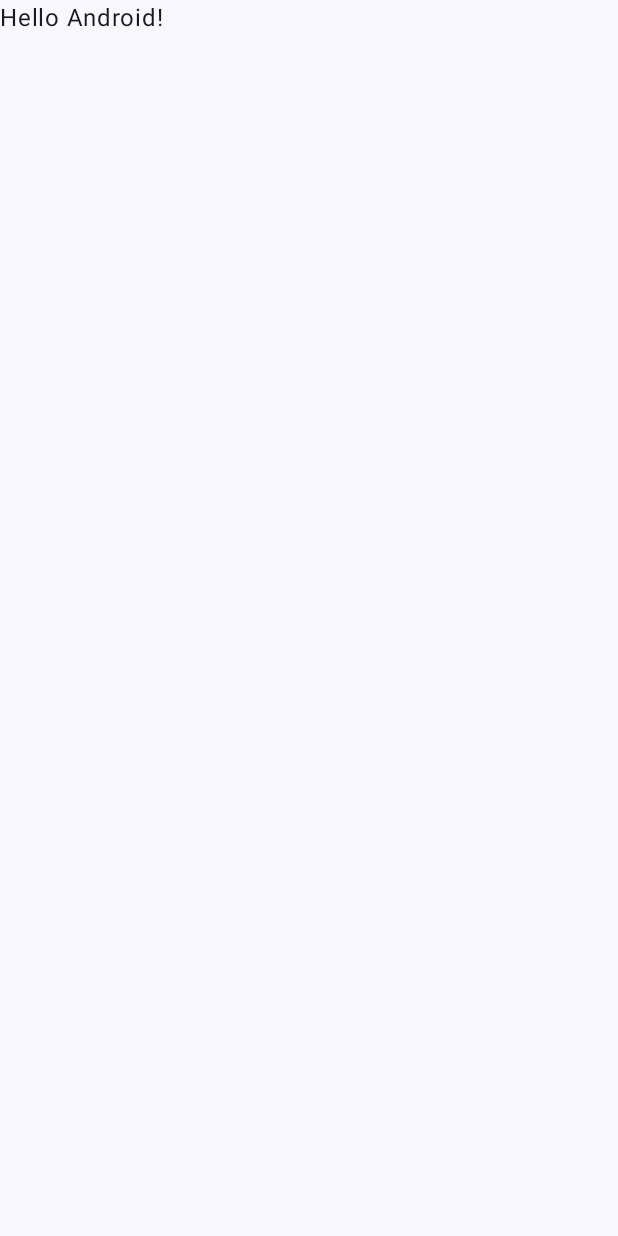
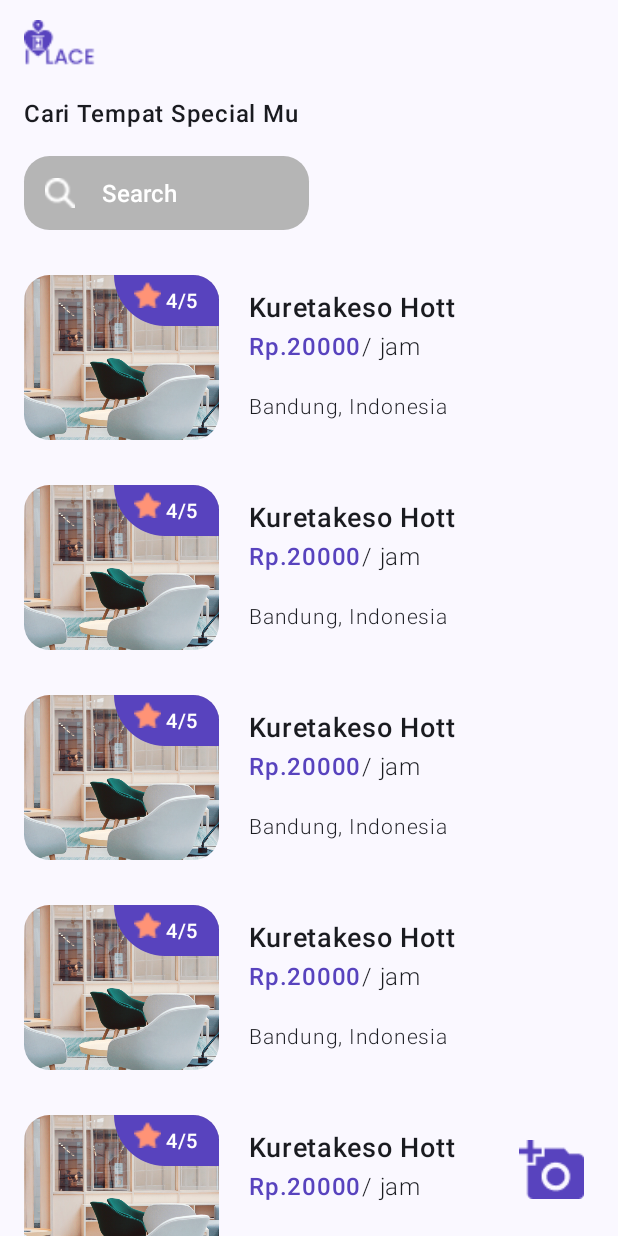
Before and after one commit to MDhafaR/HistoPlace, an Android app built with Jetpack Compose: the screen it shows after launch (MainActivity), on a phone screen of 412 x 824 dp. Before the commit the screen is almost empty. Run offline under Robolectric (Android 15) with nearby library versions, the light colour scheme and no system bars.

Commit message:
membuat tampilan utama aplikasi

```diff
--- a/app/build.gradle.kts
+++ b/app/build.gradle.kts
@@ -59,6 +59,9 @@ dependencies {
     implementation("androidx.compose.ui:ui-graphics")
     implementation("androidx.compose.ui:ui-tooling-preview")
     implementation("androidx.compose.material3:material3")
+
+    implementation("androidx.appcompat:appcompat:1.7.0")
+
     testImplementation("junit:junit:4.13.2")
     androidTestImplementation("androidx.test.ext:junit:1.1.5")
     androidTestImplementation("androidx.test.espresso:espresso-core:3.5.1")
--- a/app/src/main/java/org/d3if3068/assesment3/histoplace/MainActivity.kt
+++ b/app/src/main/java/org/d3if3068/assesment3/histoplace/MainActivity.kt
@@ -10,6 +10,7 @@ import androidx.compose.material3.Text
 import androidx.compose.runtime.Composable
 import androidx.compose.ui.Modifier
 import androidx.compose.ui.tooling.preview.Preview
+import org.d3if3068.assesment3.histoplace.ui.screen.MainScreen
 import org.d3if3068.assesment3.histoplace.ui.theme.HistoPlaceTheme
 
 class MainActivity : ComponentActivity() {
@@ -22,25 +23,9 @@ class MainActivity : ComponentActivity() {
                     modifier = Modifier.fillMaxSize(),
                     color = MaterialTheme.colorScheme.background
                 ) {
-                    Greeting("Android")
+                    MainScreen()
                 }
             }
         }
     }
 }
-
-@Composable
-fun Greeting(name: String, modifier: Modifier = Modifier) {
-    Text(
-        text = "Hello $name!",
-        modifier = modifier
-    )
-}
-
-@Preview(showBackground = true)
-@Composable
-fun GreetingPreview() {
-    HistoPlaceTheme {
-        Greeting("Android")
-    }
-}
--- /dev/null
+++ b/app/src/main/java/org/d3if3068/assesment3/histoplace/ui/screen/MainScreen.kt
@@ -0,0 +1,217 @@
+package org.d3if3068.assesment3.histoplace.ui.screen
+
+import androidx.compose.foundation.Image
+import androidx.compose.foundation.background
+import androidx.compose.foundation.layout.Arrangement
+import androidx.compose.foundation.layout.Box
+import androidx.compose.foundation.layout.Column
+import androidx.compose.foundation.layout.Row
+import androidx.compose.foundation.layout.height
+import androidx.compose.foundation.layout.padding
+import androidx.compose.foundation.layout.size
+import androidx.compose.foundation.layout.width
+import androidx.compose.foundation.lazy.LazyColumn
+import androidx.compose.foundation.shape.RoundedCornerShape
+import androidx.compose.foundation.text.KeyboardOptions
+import androidx.compose.material3.ExperimentalMaterial3Api
+import androidx.compose.material3.Icon
+import androidx.compose.material3.IconButton
+import androidx.compose.material3.Scaffold
+import androidx.compose.material3.Text
+import androidx.compose.material3.TextField
+import androidx.compose.material3.TextFieldDefaults
+import androidx.compose.material3.TopAppBar
+import androidx.compose.material3.TopAppBarDefaults
+import androidx.compose.runtime.Composable
+import androidx.compose.ui.Alignment
+import androidx.compose.ui.Modifier
+import androidx.compose.ui.draw.clip
+import androidx.compose.ui.graphics.Color
+import androidx.compose.ui.res.painterResource
+import androidx.compose.ui.res.stringResource
+import androidx.compose.ui.text.TextStyle
+import androidx.compose.ui.text.font.FontWeight
+import androidx.compose.ui.text.input.ImeAction
+import androidx.compose.ui.tooling.preview.Preview
+import androidx.compose.ui.unit.dp
+import androidx.compose.ui.unit.sp
+import org.d3if3068.assesment3.histoplace.R
+import org.d3if3068.assesment3.histoplace.ui.theme.AbuAbu
+import org.d3if3068.assesment3.histoplace.ui.theme.HistoPlaceTheme
+import org.d3if3068.assesment3.histoplace.ui.theme.WarnaUtama
+
+@OptIn(ExperimentalMaterial3Api::class)
+@Composable
+fun MainScreen() {
+    Scaffold(
+        topBar = {
+            TopAppBar(
+                title = {
+                    Icon(
+                        modifier = Modifier.size(50.dp),
+                        painter = painterResource(id = R.drawable.logo),
+                        contentDescription = "Logo",
+                        tint = WarnaUtama
+                    )
+                },
+                colors = TopAppBarDefaults.mediumTopAppBarColors(
+                    containerColor = Color.Transparent
+                )
+            )
+        },
+        floatingActionButton = {
+            IconButton(
+                modifier = Modifier.size(57.dp),
+                onClick = { /*TODO*/ }) {
+                Image(
+                    modifier = Modifier.size(43.dp),
+                    painter = painterResource(id = R.drawable.fab),
+                    contentDescription = "fab")
+            }
+        }
+    ) { padding ->
+        ScreenContent(Modifier.padding(padding))
+    }
+}
+
+@Composable
+fun ScreenContent(modifier: Modifier) {
+    Column(
+        modifier = modifier.padding(start = 16.dp, end = 16.dp)
+    ) {
+        Text(
+            fontSize = 16.sp,
+            fontWeight = FontWeight.Medium,
+            text = "Cari Tempat Special Mu"
+        )
+        TextField(
+            shape = RoundedCornerShape(17.dp),
+            leadingIcon = {
+                Image(
+                    modifier = Modifier
+                        .size(20.dp),
+                    painter = painterResource(id = R.drawable.search),
+                    contentDescription = stringResource(R.string.search)
+                )
+            },
+            value = "Search",
+            onValueChange = {},
+            modifier = Modifier
+                .padding(top = 16.dp, bottom = 30.dp)
+                .width(190.dp)
+                .height(49.dp),
+            textStyle = TextStyle(
+                fontSize = 16.sp,
+                fontWeight = FontWeight.Medium,
+                color = Color.White
+            ),
+            placeholder = {
+                Text(
+                    text = stringResource(R.string.search),
+                    color = Color.White
+                )
+            },
+            keyboardOptions = KeyboardOptions(imeAction = ImeAction.Search),
+            colors = TextFieldDefaults.colors(
+                focusedContainerColor = AbuAbu,
+                unfocusedContainerColor = AbuAbu,
+                focusedIndicatorColor = Color.Transparent,
+                unfocusedIndicatorColor = Color.Transparent
+            )
+        )
+        LazyColumn(){
+            item() {
+                ListItem()
+                ListItem()
+                ListItem()
+                ListItem()
+                ListItem()
+                ListItem()
+                ListItem()
+                Column(
+                    modifier = Modifier.padding(bottom = 40.dp)
+                ){}
+            }
+        }
+    }
+}
+
+@Composable
+fun ListItem() {
+    Row(
+        modifier = Modifier.padding(bottom = 30.dp),
+        verticalAlignment = Alignment.CenterVertically
+    ) {
+        Box(
+            contentAlignment = Alignment.TopEnd,
+            modifier = Modifier
+                .clip(shape = RoundedCornerShape(17.dp))
+                .width(130.dp)
+                .height(110.dp)
+        ) {
+            Image(
+                modifier = Modifier.size(130.dp),
+                painter = painterResource(id = R.drawable.contoh),
+                contentDescription = "contoh"
+            )
+            Row(
+                horizontalArrangement = Arrangement.Center,
+                modifier = Modifier
+                    .clip(shape = RoundedCornerShape(bottomStart = 50.dp))
+                    .background(WarnaUtama)
+                    .padding(top = 4.dp)
+                    .height(30.dp)
+                    .width(70.dp)
+            ) {
+                Image(
+                    modifier = Modifier
+                        .padding(end = 3.dp)
+                        .size(18.dp),
+                    painter = painterResource(id = R.drawable.star),
+                    contentDescription = "star",
+                )
+                Text(
+                    modifier = Modifier.padding(top = 2.dp),
+                    fontSize = 13.sp,
+                    fontWeight = FontWeight.Medium,
+                    color = Color.White,
+                    text = "4/5"
+                )
+            }
+        }
+        Column(
+            modifier = Modifier.padding(start = 20.dp, end = 8.dp)
+        ) {
+            Text(
+                fontSize = 18.sp,
+                fontWeight = FontWeight.Medium,
+                text = "Kuretakeso Hott")
+            Row(
+                modifier = Modifier.padding(top = 2.dp, bottom = 16.dp)
+            ) {
+                Text(
+                    fontSize = 16.sp,
+                    fontWeight = FontWeight.Medium,
+                    color = WarnaUtama,
+                    text = "Rp.20000")
+                Text(
+                    fontSize = 16.sp,
+                    fontWeight = FontWeight.Light,
+                    text = "/ jam")
+            }
+            Text(
+                fontSize = 14.sp,
+                fontWeight = FontWeight.Light,
+                text = "Bandung, Indonesia")
+        }
+    }
+}
+
+
+@Preview(showBackground = true)
+@Composable
+fun MainScreenPrev() {
+    HistoPlaceTheme {
+        MainScreen()
+    }
+}
--- a/app/src/main/java/org/d3if3068/assesment3/histoplace/ui/theme/Color.kt
+++ b/app/src/main/java/org/d3if3068/assesment3/histoplace/ui/theme/Color.kt
@@ -9,3 +9,6 @@ val Pink80 = Color(0xFFEFB8C8)
 val Purple40 = Color(0xFF6650a4)
 val PurpleGrey40 = Color(0xFF625b71)
 val Pink40 = Color(0xFF7D5260)
+
+val WarnaUtama = Color(0xFF5843BE)
+val AbuAbu = Color(0xFFB5B5B5)
--- /dev/null
+++ b/app/src/main/res/drawable/broken_img.xml
@@ -0,0 +1,5 @@
+<vector android:height="24dp" android:tint="#000000"
+    android:viewportHeight="24" android:viewportWidth="24"
+    android:width="24dp" xmlns:android="http://schemas.android.com/apk/res/android">
+    <path android:fillColor="@android:color/white" android:pathData="M21,5v6.59l-3,-3.01 -4,4.01 -4,-4 -4,4 -3,-3.01L3,5c0,-1.1 0.9,-2 2,-2h14c1.1,0 2,0.9 2,2zM18,11.42l3,3.01L21,19c0,1.1 -0.9,2 -2,2L5,21c-1.1,0 -2,-0.9 -2,-2v-6.58l3,2.99 4,-4 4,4 4,-3.99z"/>
+</vector>
--- a/app/src/main/res/values/strings.xml
+++ b/app/src/main/res/values/strings.xml
@@ -1,3 +1,4 @@
 <resources>
     <string name="app_name">HistoPlace</string>
+    <string name="search">Search</string>
 </resources>
```
Also changed, not shown: app/src/main/res/drawable-nodpi/contoh.png (added), app/src/main/res/drawable-nodpi/fab.png (added), app/src/main/res/drawable-nodpi/logo.png (added), app/src/main/res/drawable-nodpi/star.png (added), app/src/main/res/drawable/search.png (added).
